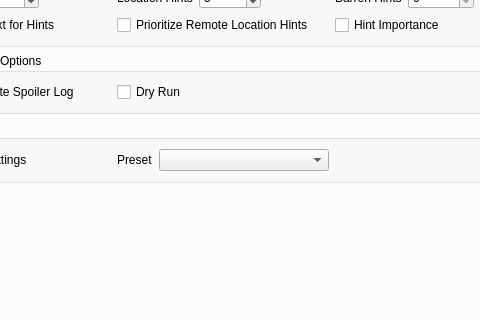
Old version of the form wwr_ui/randomizer_window.ui in the repository Aelire/wwrando; both pictures show x 132 to 612 and y 252 to 572 of the 914 by 757 pixel window.
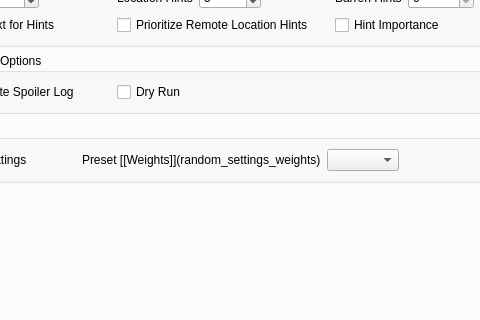
New version of the form. The open tabs and pages were chosen to show the change. Custom widgets are drawn as their Qt base class.

Commit message:
Add UI for displaying weights in the randomizer
Using the yaml-based weights declaration and some really really ugly-ass
HTML mangling, we can show the weights for a given preset in a UI popup,
which guarantees no more documentation drifting away from the
configuration

Patch:
```diff
--- a/wwr_ui/randomizer_window.ui
+++ b/wwr_ui/randomizer_window.ui
@@ -1241,7 +1241,10 @@
                     </sizepolicy>
                    </property>
                    <property name="text">
-                    <string>Preset</string>
+                    <string>Preset [[Weights]](random_settings_weights)</string>
+                   </property>
+                   <property name="textFormat">
+                    <enum>Qt::MarkdownText</enum>
                    </property>
                   </widget>
                  </item>
```
The commit also changes 5 other files.
